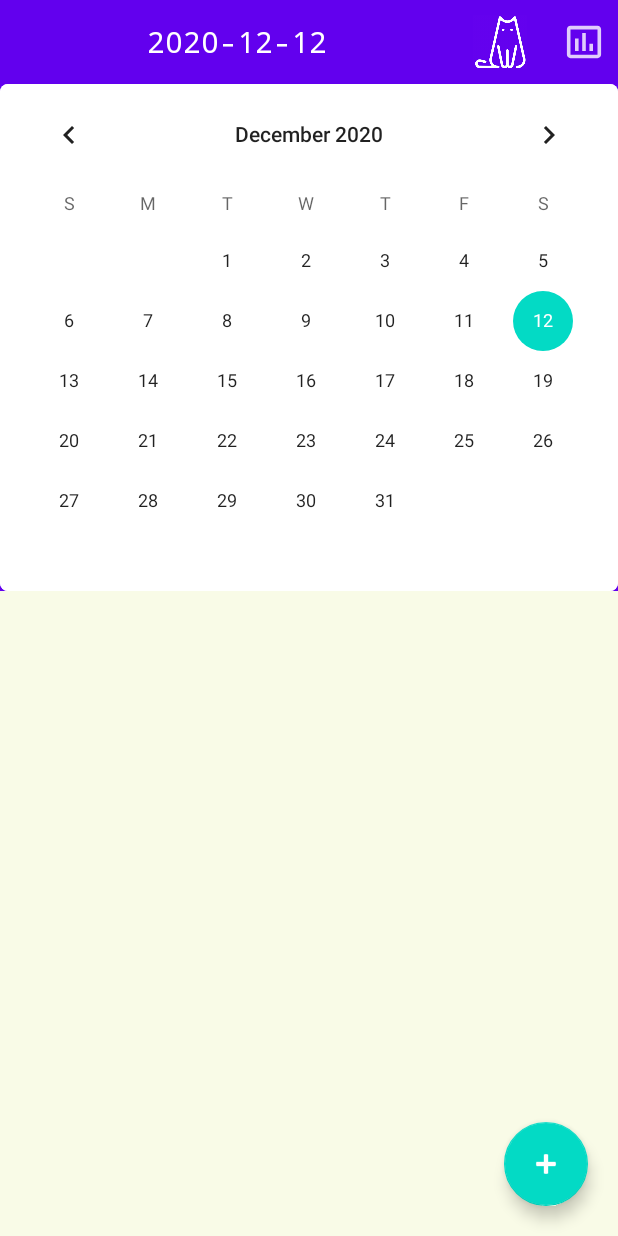
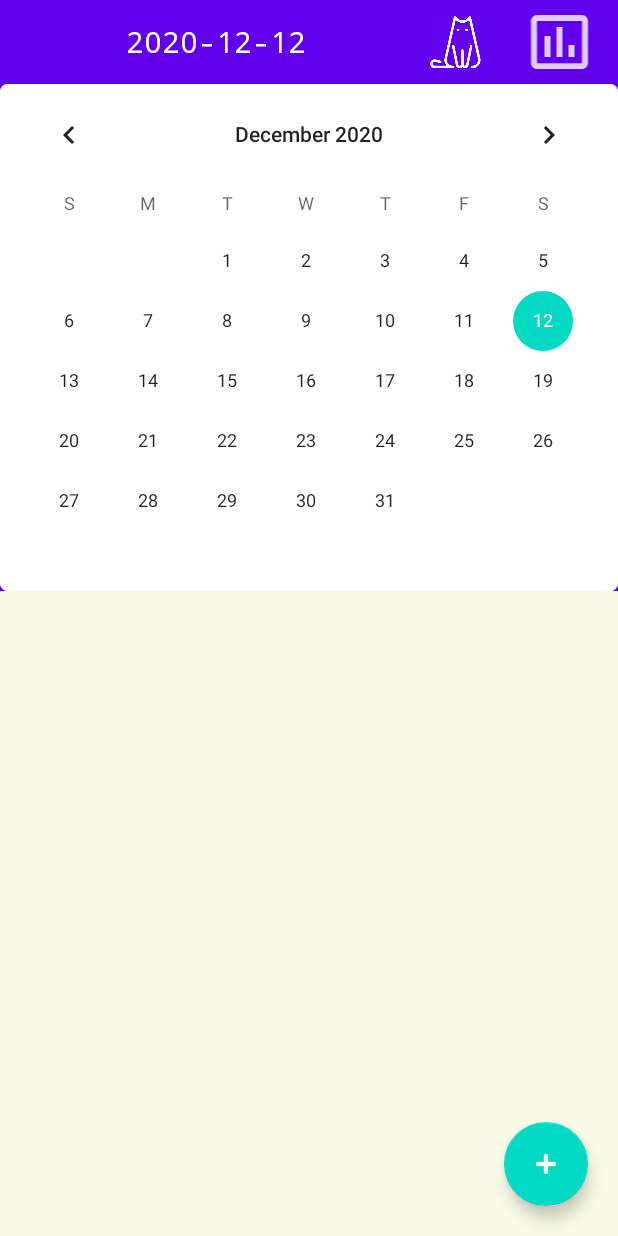
Before and after one commit to ChuhanZhangGit/decision_journal, an Android app: the screen it shows after launch (MainActivity), after a tap on an icon or button, on a phone screen of 412 x 824 dp. Run offline under Robolectric (Android 15) with nearby library versions, the phone set to English and light mode, and no system bars; our stand-ins replace Room's generated code.

Commit message:
resize appbar plot button

```diff
--- a/app/src/main/res/layout/activity_main.xml
+++ b/app/src/main/res/layout/activity_main.xml
@@ -81,10 +81,11 @@
                         android:id="@+id/plot_activity_bn"
                         android:layout_width="0dp"
                         android:layout_height="match_parent"
-                        android:layout_margin="0dp"
+                        android:layout_margin="8dp"
                         android:background="@null"
+                        android:scaleType="fitCenter"
                         android:src="@drawable/ic_plots"
-                        android:layout_weight="1"
+                        android:layout_weight="1.5"
                         android:onClick="onClick"
                         />
 
```
